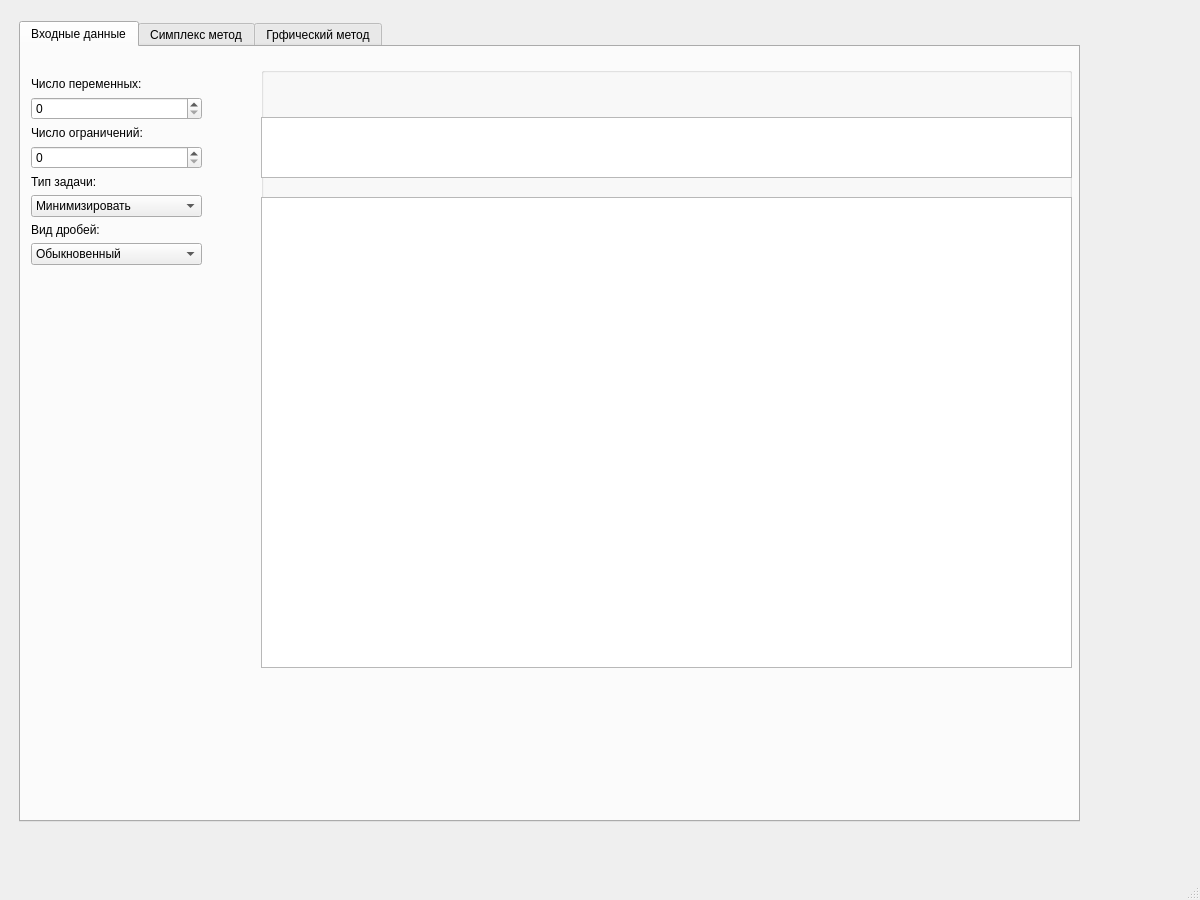
First picture: the form in mainwindow.ui, repository P0lskay/Simplex_graphs_methods, before the edit.
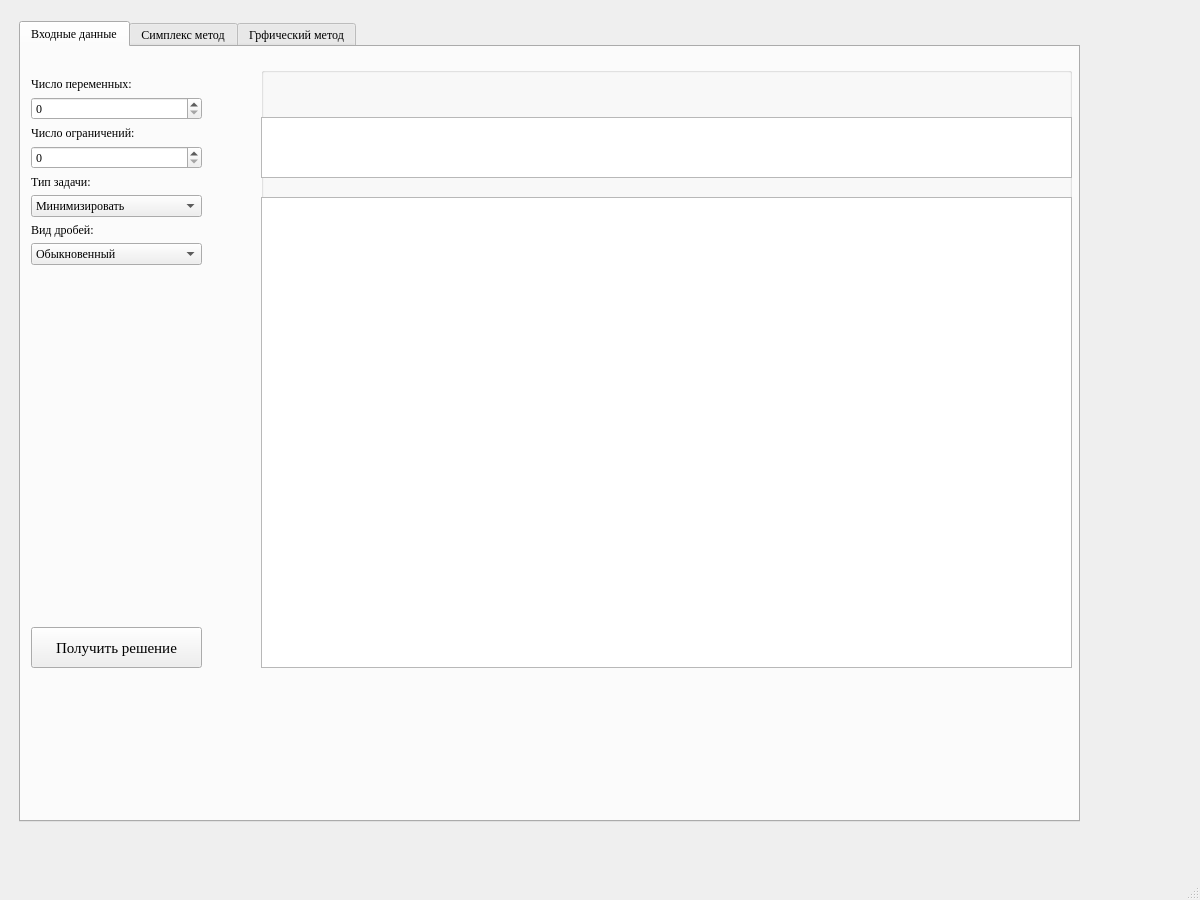
Second picture: the form after the edit.

Commit message: Добавлены 2 вектора, которые отвечают за хранение задачи и матрицы ограничений, при нажатии на кнопку переносятся данные из таблиц ввода в данные переменные, исключается возможность ввода НЕЧИСЛА

Patch:
```diff
--- a/mainwindow.ui
+++ b/mainwindow.ui
@@ -22,6 +22,11 @@
     <height>900</height>
    </size>
   </property>
+  <property name="font">
+   <font>
+    <family>Times New Roman</family>
+   </font>
+  </property>
   <property name="windowTitle">
    <string>MainWindow</string>
   </property>
@@ -266,6 +271,25 @@
        </attribute>
       </widget>
      </widget>
+     <widget class="QPushButton" name="btn_send_into_data">
+      <property name="geometry">
+       <rect>
+        <x>10</x>
+        <y>580</y>
+        <width>171</width>
+        <height>41</height>
+       </rect>
+      </property>
+      <property name="font">
+       <font>
+        <family>Times New Roman</family>
+        <pointsize>11</pointsize>
+       </font>
+      </property>
+      <property name="text">
+       <string>Получить решение</string>
+      </property>
+     </widget>
     </widget>
     <widget class="QWidget" name="tab">
      <attribute name="title">
```
The commit also changes 2 other files.
